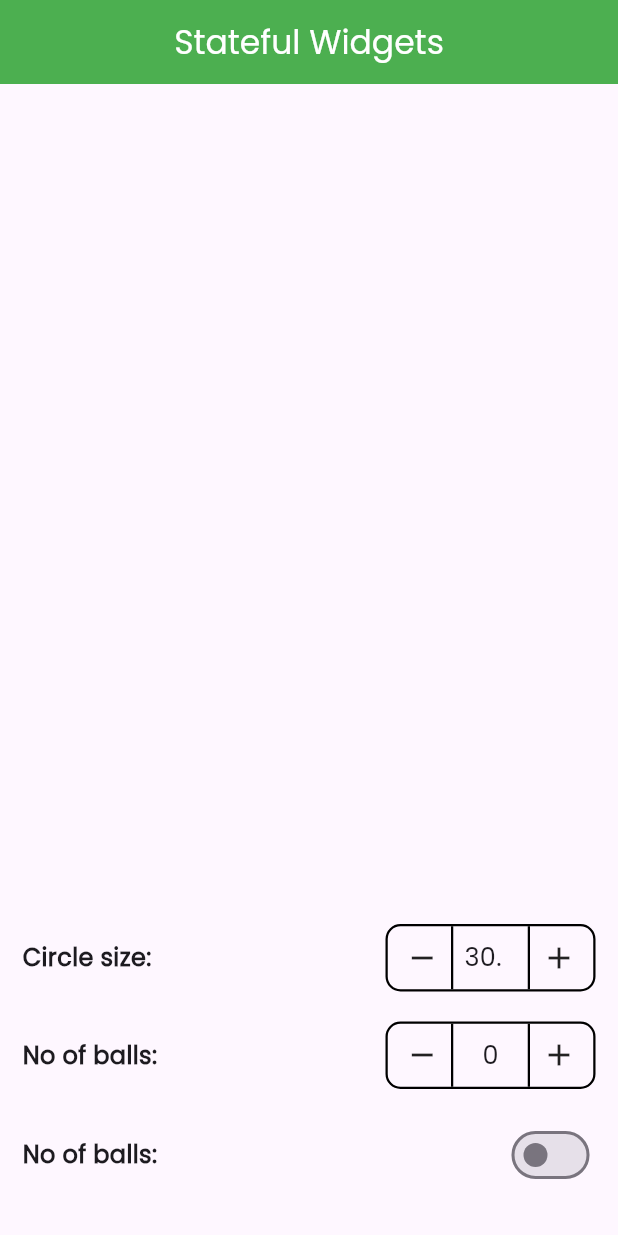
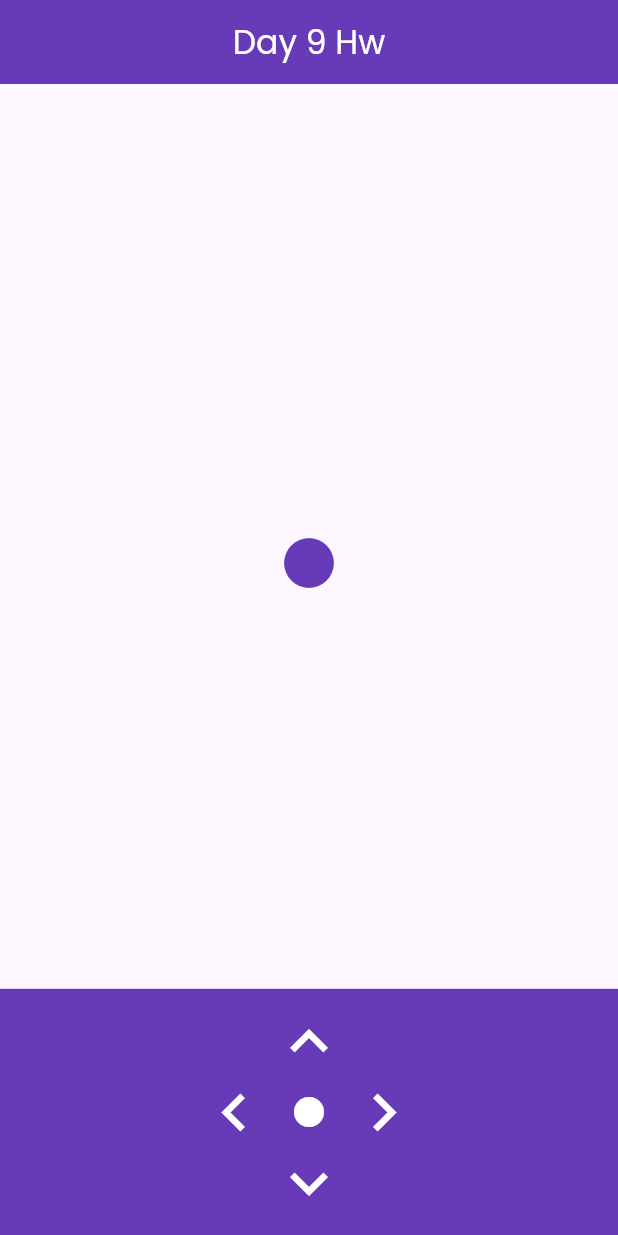
Before and after one commit to bikalchudal11/Soch-flutter-workshop, a Flutter app: the screen it shows after launch, on a phone screen of 412 x 824 dp. Run offline on Flutter 3.47's test engine with Material 3 defaults, Android fonts, the phone set to English and light mode, and no system bars; our stand-ins replace dotted_border, google_fonts, math_expressions; missing offline and left inert: dart:ffi.

Commit message:
day9 done with HW

```diff
--- /dev/null
+++ b/lib/day9 HW/day9hw.dart
@@ -0,0 +1,124 @@
+// ignore_for_file: prefer_const_constructors, prefer_const_literals_to_create_immutables
+
+import 'package:flutter/cupertino.dart';
+import 'package:flutter/material.dart';
+import 'package:flutter/widgets.dart';
+
+class Day9Hw extends StatefulWidget {
+  const Day9Hw({super.key});
+
+  @override
+  State<Day9Hw> createState() => _Day9HwState();
+}
+
+class _Day9HwState extends State<Day9Hw> {
+  double bRight = 170;
+  double bLeft = 170;
+  double bTop = 220;
+  double bBottom = 350;
+
+  @override
+  Widget build(BuildContext context) {
+    return Scaffold(
+        appBar: AppBar(
+          backgroundColor: Colors.deepPurple,
+          foregroundColor: Colors.white,
+          centerTitle: true,
+          title: Text("Day 9 Hw"),
+        ),
+        body: Stack(
+          children: [
+            Positioned(
+              right: bRight,
+              top: bTop,
+              left: bLeft,
+              bottom: bBottom,
+              child: Icon(
+                Icons.circle,
+                size: 40,
+                color: Colors.deepPurple,
+              ),
+            ),
+            Align(
+              alignment: Alignment.bottomCenter,
+              child: Container(
+                height: MediaQuery.of(context).size.height * 0.2,
+                color: Colors.deepPurple,
+                child: Row(
+                  mainAxisAlignment: MainAxisAlignment.center,
+                  children: [
+                    InkWell(
+                      onTap: () {
+                        setState(() {
+                          bLeft = bLeft - 10;
+                        });
+                      },
+                      child: Icon(
+                        Icons.keyboard_arrow_left,
+                        color: Colors.white,
+                        size: 50,
+                      ),
+                    ),
+                    Column(
+                      mainAxisAlignment: MainAxisAlignment.spaceEvenly,
+                      children: [
+                        InkWell(
+                          onTap: () {
+                            setState(() {
+                              bTop = bTop - 10;
+                            });
+                          },
+                          child: Icon(
+                            Icons.keyboard_arrow_up,
+                            size: 50,
+                            color: Colors.white,
+                          ),
+                        ),
+                        InkWell(
+                          onTap: () {
+                            setState(() {
+                              bBottom = 350;
+                              bLeft = 170;
+                              bRight = 170;
+                              bTop = 220;
+                            });
+                          },
+                          child: Icon(
+                            Icons.circle,
+                            color: Colors.white,
+                          ),
+                        ),
+                        InkWell(
+                          onTap: () {
+                            setState(() {
+                              bTop = bTop + 10;
+                            });
+                          },
+                          child: Icon(
+                            Icons.keyboard_arrow_down,
+                            size: 50,
+                            color: Colors.white,
+                          ),
+                        ),
+                      ],
+                    ),
+                    InkWell(
+                      onTap: () {
+                        setState(() {
+                          bLeft = bLeft + 10;
+                        });
+                      },
+                      child: Icon(
+                        Icons.keyboard_arrow_right,
+                        size: 50,
+                        color: Colors.white,
+                      ),
+                    ),
+                  ],
+                ),
+              ),
+            ),
+          ],
+        ));
+  }
+}
--- a/lib/main.dart
+++ b/lib/main.dart
@@ -3,6 +3,8 @@
 import 'package:day1/day7.dart';
 import 'package:day1/day8%20HW/day8hw.dart';
 import 'package:day1/day8.dart';
+import 'package:day1/day9%20HW/day9hw.dart';
+import 'package:day1/day9.dart';
 import 'package:flutter/material.dart';
 
 void main() {
@@ -17,7 +19,7 @@ class MyApp extends StatelessWidget {
     return MaterialApp(
       theme: ThemeData(fontFamily: "Poppins"),
       debugShowCheckedModeBanner: false,
-      home: Day8Hw(),
+      home: Day9Hw(),
     );
   }
 }
```
Also changed, not shown: lib/day9.dart (added, +252 -0 lines).
